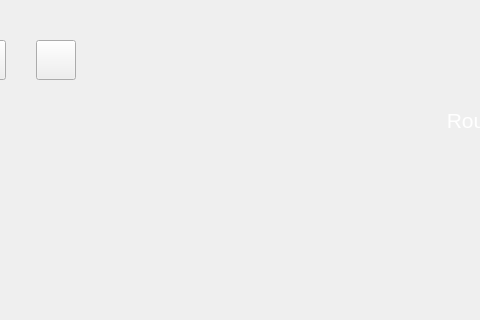
woinck/DS15-dev, file lib/human/part_replayer.ui: the form before one commit; both pictures show x 194 to 674 and y 0 to 320 of the 1024 by 768 pixel window.
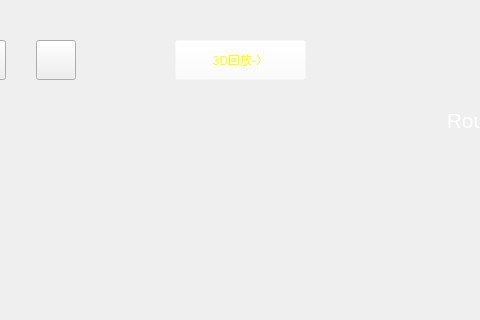
The form after the commit.

Commit message: 3d replayer added

Patch:
```diff
--- a/lib/human/part_replayer.ui
+++ b/lib/human/part_replayer.ui
@@ -592,6 +592,24 @@
     <string>播放速度</string>
    </property>
   </widget>
+  <widget class="QPushButton" name="threeDReplayBtn">
+   <property name="geometry">
+    <rect>
+     <x>369</x>
+     <y>40</y>
+     <width>131</width>
+     <height>40</height>
+    </rect>
+   </property>
+   <property name="styleSheet">
+    <string notr="true">background-color: rgba(255, 255, 255, 0);
+color: rgb(255, 255, 0);
+font: 75 20pt &quot;黑体&quot;;</string>
+   </property>
+   <property name="text">
+    <string>3D回放-〉</string>
+   </property>
+  </widget>
  </widget>
  <resources/>
  <connections/>
```
The commit also changes 4 other files.
